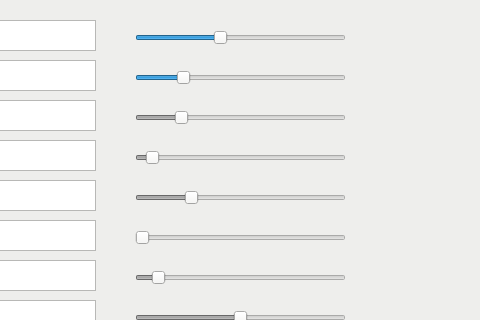
Above: widgets/disparity.ui from K1ntus/Projet-Technologique-L3 before the change; both pictures show x 195 to 675 and y 0 to 320 of the 1214 by 601 pixel window. Below: the same form after it.
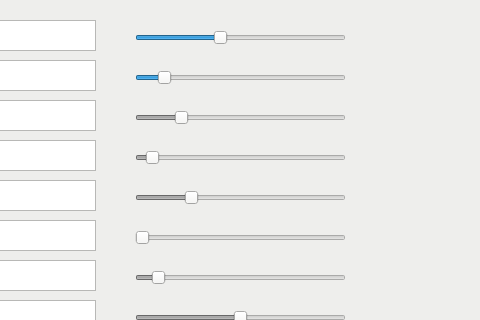
That is the form after the change.

```diff
--- a/widgets/disparity.ui
+++ b/widgets/disparity.ui
@@ -658,19 +658,19 @@
     <number>1</number>
    </property>
    <property name="maximum">
-    <number>20</number>
+    <number>10</number>
    </property>
    <property name="singleStep">
     <number>9</number>
    </property>
    <property name="pageStep">
-    <number>6</number>
+    <number>1</number>
    </property>
    <property name="value">
-    <number>5</number>
+    <number>2</number>
    </property>
    <property name="sliderPosition">
-    <number>5</number>
+    <number>2</number>
    </property>
    <property name="orientation">
     <enum>Qt::Horizontal</enum>
```
